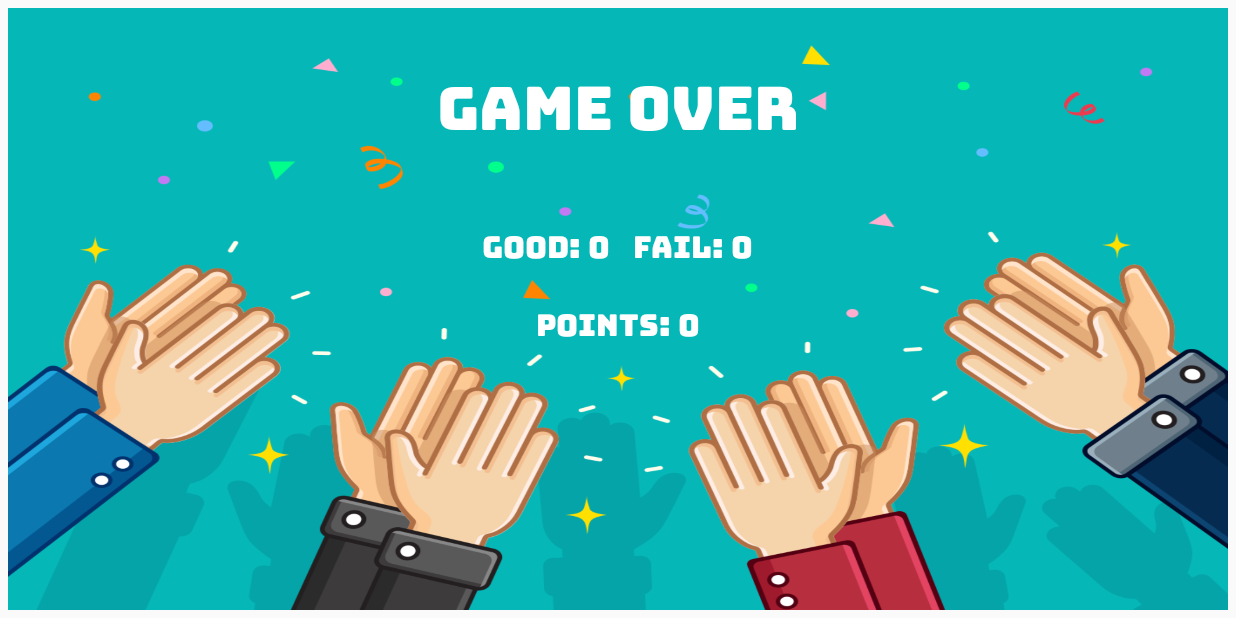
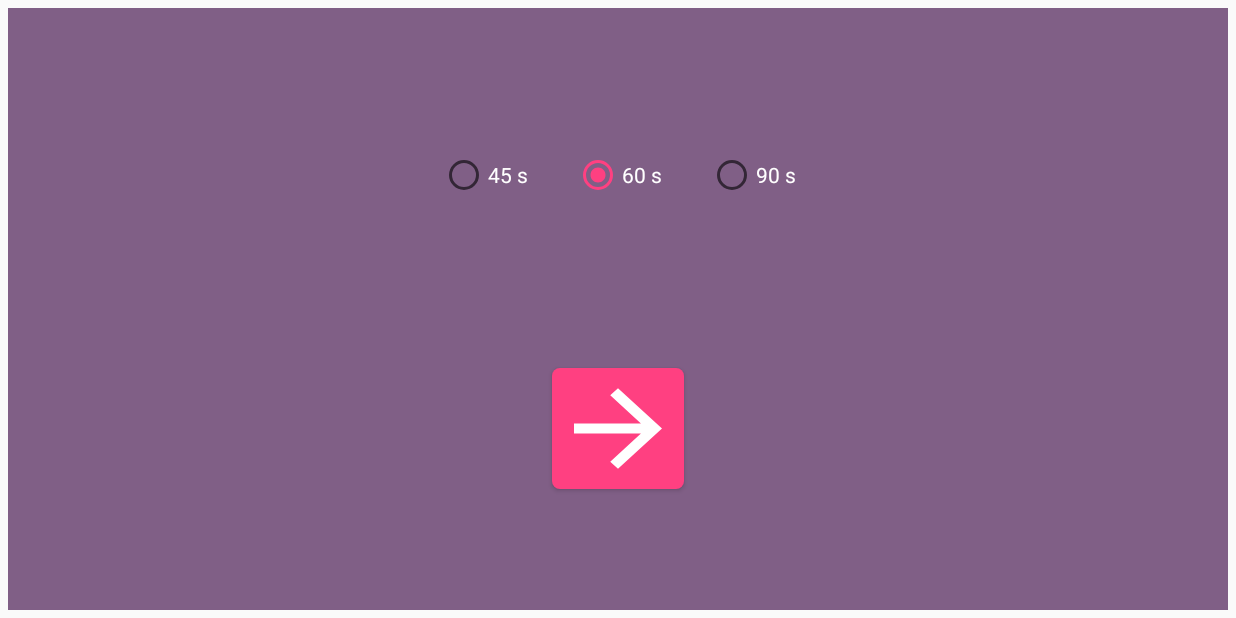
Before and after one commit to magasol/Headsup, an Android app: the GameRoundActivity screen opened directly, with no data from a screen before it, on a phone screen of 824 x 412 dp (held sideways). Run offline under Robolectric (Android 15) with nearby library versions, the phone set to English and light mode, and no system bars; our stand-ins replace data binding; 2 statements that could not run were skipped.

Commit message:
new start fragment for game round added, user can choose round time

```diff
--- a/czolko/app/src/main/java/com/example/headsup/gameRound/GameRoundActivity.java
+++ b/czolko/app/src/main/java/com/example/headsup/gameRound/GameRoundActivity.java
@@ -18,6 +18,7 @@ import com.example.headsup.databinding.ActivityGameRoundBinding;
 public class GameRoundActivity extends AppCompatActivity implements SensorEventListener, GameRoundActivityListener {
 
     public static final String CATEGORY = "CATEGORY";
+    public static final String GAME_ROUND_START_FRAG_TAG = "GAME_ROUND_START_FRAG_TAG";
     public static final String GAME_ROUND_FRAG_TAG = "GAME_ROUND_FRAG_TAG";
     public static final String GAME_ROUND_OVER_FRAG_TAG = "GAME_ROUND_OVER_FRAG_TAG";
     public static final int GAME_ROUND_ERROR = -1;
@@ -52,7 +53,7 @@ public class GameRoundActivity extends AppCompatActivity implements SensorEventL
 
         manager = getSupportFragmentManager();
         manager.beginTransaction()
-                .add(R.id.gameRoundContainer, GameRoundFragment.newInstance(category), GAME_ROUND_FRAG_TAG)
+                .add(R.id.gameRoundContainer, GameRoundStartFragment.newInstance(category), GAME_ROUND_START_FRAG_TAG)
                 .commit();
     }
 
@@ -93,6 +94,20 @@ public class GameRoundActivity extends AppCompatActivity implements SensorEventL
                 .commit();
     }
 
+    @Override
+    public void startGameRound(int roundTime) {
+        GameRoundStartFragment grf = (GameRoundStartFragment) manager.findFragmentByTag(GAME_ROUND_START_FRAG_TAG);
+        if (grf != null)
+            manager.beginTransaction()
+                    .remove(grf)
+                    .commit();
+
+        manager.beginTransaction()
+                .add(R.id.gameRoundContainer, GameRoundFragment.newInstance(category, roundTime), GAME_ROUND_FRAG_TAG)
+                .commit();
+    }
+
+
     private void hideNavigationBar() {
         View decorView = getWindow().getDecorView();
         int uiOptions = View.SYSTEM_UI_FLAG_LAYOUT_STABLE
--- a/czolko/app/src/main/java/com/example/headsup/gameRound/GameRoundActivityListener.java
+++ b/czolko/app/src/main/java/com/example/headsup/gameRound/GameRoundActivityListener.java
@@ -1,5 +1,8 @@
 package com.example.headsup.gameRound;
 
 interface GameRoundActivityListener {
+
     void gameRoundOver(int rightAnswers, int wrongAnswers);
+
+    void startGameRound(int roundTime);
 }
--- a/czolko/app/src/main/java/com/example/headsup/gameRound/GameRoundFragment.java
+++ b/czolko/app/src/main/java/com/example/headsup/gameRound/GameRoundFragment.java
@@ -1,4 +1,6 @@
 package com.example.headsup.gameRound;
+
+//timer implementation https://stackoverflow.com/questions/4597690/how-to-set-timer-in-android
 
 import android.content.Context;
 import android.os.Bundle;
@@ -24,8 +26,6 @@ import java.util.concurrent.Executors;
 
 public class GameRoundFragment extends Fragment {
 
-    private static final int GAME_ROUND_TIME = 61;
-
     private FragmentGameRoundBinding binding;
     private Category category;
     private GameRoundActivityListener gameRoundActivityListener;
@@ -35,12 +35,13 @@ public class GameRoundFragment extends Fragment {
     private int rightAnswers = 0;
     private int wrongAnswers = 0;
 
+    private int gameRoundTime;
     private long startTime = 0;
     private Handler timerHandler = new Handler();
     private Runnable timerRunnable = new Runnable() {
         @Override
         public void run() {
-            long millis = GAME_ROUND_TIME * 1000 - (System.currentTimeMillis() - startTime);
+            long millis = gameRoundTime * 1000 - (System.currentTimeMillis() - startTime);
             int seconds = (int) (millis / 1000);
             int minutes = seconds / 60;
             seconds = seconds % 60;
@@ -55,10 +56,11 @@ public class GameRoundFragment extends Fragment {
         }
     };
 
-    static GameRoundFragment newInstance(Category category) {
+    static GameRoundFragment newInstance(Category category, int gameRoundTime) {
         GameRoundFragment grf = new GameRoundFragment();
-        Bundle bundle = new Bundle(1);
+        Bundle bundle = new Bundle(2);
         bundle.putSerializable("category", category);
+        bundle.putSerializable("gameRoundTime", gameRoundTime);
         grf.setArguments(bundle);
         return grf;
     }
@@ -71,10 +73,12 @@ public class GameRoundFragment extends Fragment {
 
     @Override
     public View onCreateView(@NonNull LayoutInflater inflater, ViewGroup parent, Bundle savedInstanceState) {
-        if (getArguments() != null)
+        if (getArguments() != null) {
             category = (Category) getArguments().getSerializable("category");
-        else
+            gameRoundTime = getArguments().getInt("gameRoundTime");
+        } else {
             gameOver();
+        }
 
         binding = DataBindingUtil
                 .inflate(inflater, R.layout.fragment_game_round, parent, false);
--- /dev/null
+++ b/czolko/app/src/main/java/com/example/headsup/gameRound/GameRoundStartFragment.java
@@ -0,0 +1,68 @@
+package com.example.headsup.gameRound;
+
+import android.content.Context;
+import android.os.Bundle;
+import android.view.LayoutInflater;
+import android.view.View;
+import android.view.ViewGroup;
+
+import androidx.annotation.NonNull;
+import androidx.databinding.DataBindingUtil;
+import androidx.fragment.app.Fragment;
+
+import com.example.headsup.R;
+import com.example.headsup.database.Category;
+import com.example.headsup.databinding.FragmentGameRoundStartBinding;
+
+import java.util.Objects;
+
+public class GameRoundStartFragment extends Fragment {
+
+    private static final int[] GAME_ROUND_TIMES = {46, 61, 91};
+
+    private FragmentGameRoundStartBinding binding;
+    private Category category;
+    private GameRoundActivityListener gameRoundActivityListener;
+
+    static GameRoundStartFragment newInstance(Category category) {
+        GameRoundStartFragment grf = new GameRoundStartFragment();
+        Bundle bundle = new Bundle(1);
+        bundle.putSerializable("category", category);
+        grf.setArguments(bundle);
+        return grf;
+    }
+
+    @Override
+    public void onAttach(Context context) {
+        super.onAttach(context);
+        gameRoundActivityListener = (GameRoundActivityListener) context;
+    }
+
+    @Override
+    public View onCreateView(@NonNull LayoutInflater inflater, ViewGroup parent, Bundle savedInstanceState) {
+        if (getArguments() != null)
+            category = (Category) getArguments().getSerializable("category");
+
+        binding = DataBindingUtil
+                .inflate(inflater, R.layout.fragment_game_round_start, parent, false);
+        return binding.getRoot();
+    }
+
+    @Override
+    public void onViewCreated(@NonNull View view, Bundle savedInstanceState) {
+        int imageId = Objects.requireNonNull(getContext())
+                .getResources()
+                .getIdentifier(category.imageName, "drawable", getContext().getPackageName());
+        binding.cardViewItemGameRoundStart.setBackgroundResource(imageId);
+        binding.buttonNextGameRoundStart.setOnClickListener(v -> startGameRound());
+    }
+
+    private void startGameRound() {
+        int roundTimeId;
+        if(binding.roundTime45.isChecked()) roundTimeId=GAME_ROUND_TIMES[RoundTime.time45s.ordinal()];
+        else if(binding.roundTime60.isChecked()) roundTimeId=GAME_ROUND_TIMES[RoundTime.time60s.ordinal()];
+        else roundTimeId=GAME_ROUND_TIMES[RoundTime.time90s.ordinal()];
+
+        gameRoundActivityListener.startGameRound(roundTimeId);
+    }
+}
--- /dev/null
+++ b/czolko/app/src/main/java/com/example/headsup/gameRound/RoundTime.java
@@ -0,0 +1,3 @@
+package com.example.headsup.gameRound;
+
+public enum RoundTime {time45s, time60s, time90s}
--- /dev/null
+++ b/czolko/app/src/main/res/drawable/button_next.xml
@@ -0,0 +1,12 @@
+<?xml version="1.0" encoding="utf-8"?>
+<selector xmlns:android="http://schemas.android.com/apk/res/android">
+
+    <item
+        android:state_pressed="false"
+        android:drawable="@drawable/button_next_shape" />
+
+    <item
+        android:state_pressed="true"
+        android:drawable="@drawable/button_next_active_shape" />
+
+</selector>
--- /dev/null
+++ b/czolko/app/src/main/res/drawable/button_next_active_shape.xml
@@ -0,0 +1,9 @@
+<shape xmlns:android="http://schemas.android.com/apk/res/android"
+    android:shape="rectangle" >
+
+    <corners
+        android:radius="@dimen/card_view_radius" />
+
+    <solid android:color="@color/hotPink" />
+
+</shape>
--- /dev/null
+++ b/czolko/app/src/main/res/drawable/button_next_shape.xml
@@ -0,0 +1,8 @@
+<shape xmlns:android="http://schemas.android.com/apk/res/android"
+    android:shape="rectangle" >
+
+    <corners android:radius="@dimen/card_view_radius" />
+
+    <solid android:color="@color/colorAccent" />
+
+</shape>
--- /dev/null
+++ b/czolko/app/src/main/res/drawable/ic_next.xml
@@ -0,0 +1,5 @@
+<vector android:height="24dp" android:tint="#FFFFFF"
+    android:viewportHeight="24.0" android:viewportWidth="24.0"
+    android:width="24dp" xmlns:android="http://schemas.android.com/apk/res/android">
+    <path android:fillColor="#FF000000" android:pathData="M12,4l-1.41,1.41L16.17,11H4v2h12.17l-5.58,5.59L12,20l8,-8z"/>
+</vector>
--- /dev/null
+++ b/czolko/app/src/main/res/layout/fragment_game_round_start.xml
@@ -0,0 +1,87 @@
+<?xml version="1.0" encoding="utf-8"?>
+<layout xmlns:android="http://schemas.android.com/apk/res/android"
+    xmlns:card_view="http://schemas.android.com/apk/res-auto">
+
+    <androidx.constraintlayout.widget.ConstraintLayout
+        android:layout_width="match_parent"
+        android:layout_height="match_parent">
+
+        <androidx.cardview.widget.CardView
+            android:id="@+id/cardViewItemGameRoundStart"
+            android:layout_width="match_parent"
+            android:layout_height="match_parent"
+            android:layout_margin="@dimen/card_view_margin"
+            android:fontFamily="@font/bungee_regular"
+            card_view:cardCornerRadius="@dimen/card_view_radius">
+
+            <LinearLayout
+                android:background="@color/seeThroughPurple"
+                android:layout_width="match_parent"
+                android:layout_height="match_parent"
+                android:weightSum="5"
+                android:orientation="vertical">
+
+                <FrameLayout
+                    android:id="@+id/blankGameRoundStart1"
+                    android:layout_width="match_parent"
+                    android:layout_height="0dp"
+                    android:layout_weight="1" />
+
+                <RadioGroup
+                    android:id="@+id/roundTimeRadioGroup"
+                    android:layout_width="wrap_content"
+                    android:layout_height="0dp"
+                    android:layout_weight="1"
+                    android:layout_gravity="center"
+                    android:orientation="horizontal">
+
+                    <RadioButton
+                        android:id="@+id/roundTime45"
+                        android:layout_height="wrap_content"
+                        android:layout_width="wrap_content"
+                        android:layout_margin="@dimen/margin_S"
+                        android:text="@string/time45s"
+                        android:textColor="@color/white" />
+
+                    <RadioButton
+                        android:id="@+id/roundTime60"
+                        android:checked="true"
+                        android:layout_height="wrap_content"
+                        android:layout_width="wrap_content"
+                        android:layout_margin="@dimen/margin_S"
+                        android:text="@string/time60s"
+                        android:textColor="@color/white" />
+
+                    <RadioButton
+                        android:id="@+id/roundTime90"
+                        android:layout_height="wrap_content"
+                        android:layout_width="wrap_content"
+                        android:layout_margin="@dimen/margin_S"
+                        android:text="@string/time90s"
+                        android:textColor="@color/white" />
+
+                </RadioGroup>
+
+                <FrameLayout
+                    android:id="@+id/blankGameRoundStart2"
+                    android:layout_width="match_parent"
+                    android:layout_height="0dp"
+                    android:layout_weight="1" />
+
+                <!-- TODO OVERRIDE BELO 23 VERSION HEN RADIO BUTTON CUSTOMED -->
+                <Button
+                    android:id="@+id/buttonNextGameRoundStart"
+                    android:background="@drawable/button_next"
+                    android:foreground="@drawable/ic_next"
+                    android:layout_width="wrap_content"
+                    android:layout_height="0dp"
+                    android:layout_weight="1"
+                    android:layout_gravity="center" />
+
+            </LinearLayout>
+
+        </androidx.cardview.widget.CardView>
+
+    </androidx.constraintlayout.widget.ConstraintLayout>
+
+</layout>
--- a/czolko/app/src/main/res/values/colors.xml
+++ b/czolko/app/src/main/res/values/colors.xml
@@ -4,6 +4,7 @@
     <color name="colorPrimaryDark">#400E49</color> <!-- forrest green (web) -->
     <color name="colorAccent">#FF4081</color>
 
+    <color name="hotPink">#FF69B4</color>
     <color name="black">#000000</color>
     <color name="shade">#77000000</color>
     <color name="white">#FFFFFF</color>
--- a/czolko/app/src/main/res/values/dimens.xml
+++ b/czolko/app/src/main/res/values/dimens.xml
@@ -9,4 +9,5 @@
     <dimen name="text_size_card_view_M">30sp</dimen>
     <dimen name="text_size_card_view_L">40sp</dimen>
     <dimen name="margin_S">15dp</dimen>
+    <dimen name="margin_M">25dp</dimen>
 </resources>
--- a/czolko/app/src/main/res/values/strings.xml
+++ b/czolko/app/src/main/res/values/strings.xml
@@ -12,4 +12,7 @@
     <string name="points_game_over">Points:</string>
     <string name="fail_game_over">Fail:</string>
     <string name="good_game_over">Good:</string>
+    <string name="time45s" translatable="false">45 s</string>
+    <string name="time60s" translatable="false">60 s</string>
+    <string name="time90s" translatable="false">90 s</string>
 </resources>
```
